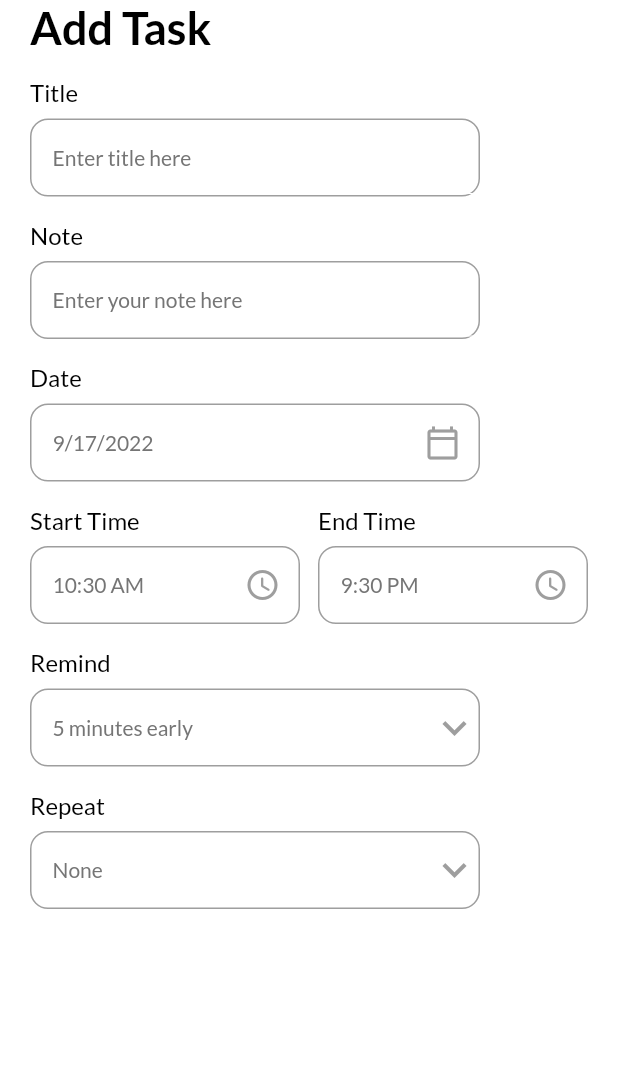
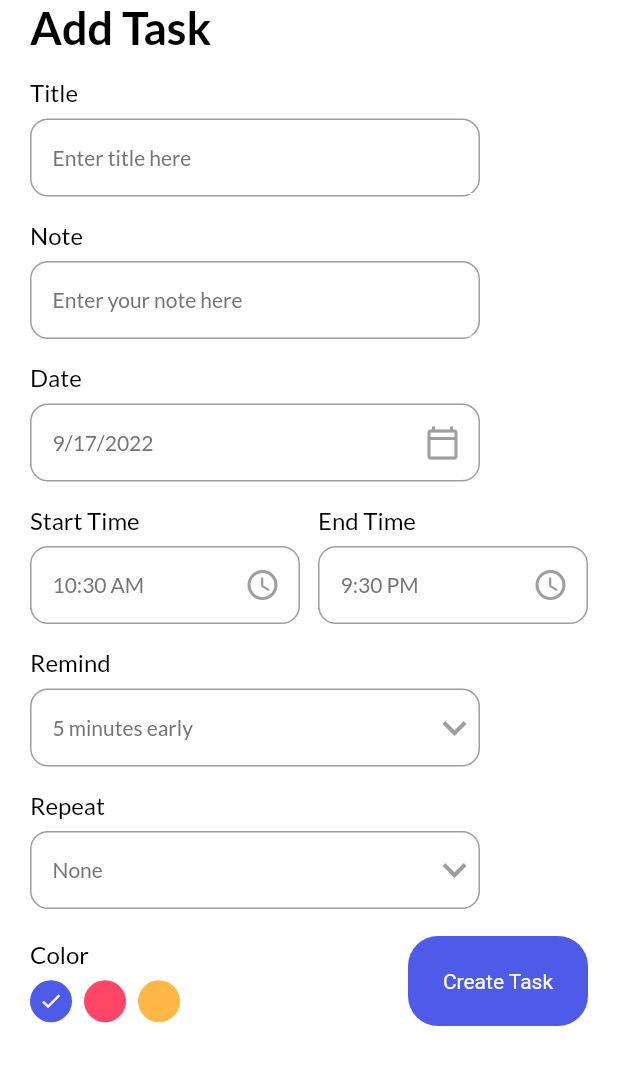
Before and after one commit to Den-JavaAndroid/TaskManager, a Flutter app: the AddTaskPage screen opened directly, on a phone screen of 412 x 824 dp, the part 84-1169 px from its top. Run offline on Flutter 3.47's test engine with Material 2 defaults, Android fonts, the phone set to English and light mode, and no system bars; our stand-ins replace date_picker_timeline, flutter_local_notifications, get, get_storage, google_fonts, timezone; accounts and stored records are empty.

Commit message:
add color palette

```diff
--- a/lib/ui/add_task_bar.dart
+++ b/lib/ui/add_task_bar.dart
@@ -2,6 +2,7 @@ import 'package:flutter/material.dart';
 import 'package:get/get.dart';
 import 'package:intl/intl.dart';
 import 'package:task_manager/ui/Themes.dart';
+import 'package:task_manager/ui/widgets/button.dart';
 import 'package:task_manager/ui/widgets/input_field.dart';
 
 class AddTaskPage extends StatefulWidget {
@@ -19,6 +20,7 @@ class _AddTaskPageState extends State<AddTaskPage> {
   List<int> remindList = [5, 10, 15, 20, 30];
   String _selectedRepeat = "None";
   List<String> repeatList = ["None", "Daily", "Weekly", "Monthly"];
+  int _selectedColor = 0;
 
   @override
   Widget build(BuildContext context) {
@@ -124,7 +126,8 @@ class _AddTaskPageState extends State<AddTaskPage> {
                         .map<DropdownMenuItem<String>>((String value) {
                       return DropdownMenuItem<String>(
                         value: value,
-                        child: Text(value, style: const TextStyle(color: Colors.grey)),
+                        child: Text(value,
+                            style: const TextStyle(color: Colors.grey)),
                       );
                     }).toList(),
                     underline: Container(
@@ -137,10 +140,61 @@ class _AddTaskPageState extends State<AddTaskPage> {
                     },
                   ),
                 ),
+                const SizedBox(
+                  height: 18,
+                ),
+                Row(
+                  mainAxisAlignment: MainAxisAlignment.spaceBetween,
+                  crossAxisAlignment: CrossAxisAlignment.center,
+                  children: [
+                    _colorPallete(),
+                    MyButton(label: "Create Task", onTap: ()=>null)
+                  ],
+                )
               ],
             ),
           ),
         ));
+  }
+
+  _colorPallete() {
+    return Column(
+      crossAxisAlignment: CrossAxisAlignment.start,
+      children: [
+        Text("Color", style: titleStyle),
+        const SizedBox(
+          height: 8.0,
+        ),
+        Wrap(
+          children: List<Widget>.generate(3, (int index) {
+            return GestureDetector(
+              onTap: () {
+                setState(() {
+                  _selectedColor = index;
+                });
+              },
+              child: Padding(
+                  padding: const EdgeInsets.only(right: 8.0),
+                  child: CircleAvatar(
+                    radius: 14,
+                    backgroundColor: index == 0
+                        ? primaryClr
+                        : index == 1
+                            ? pinkClr
+                            : yellowClr,
+                    child: _selectedColor == index
+                        ? Icon(
+                            Icons.done,
+                            color: Colors.white,
+                            size: 16,
+                          )
+                        : Container(),
+                  )),
+            );
+          }),
+        )
+      ],
+    );
   }
 
   _appBar(BuildContext context) {
```
